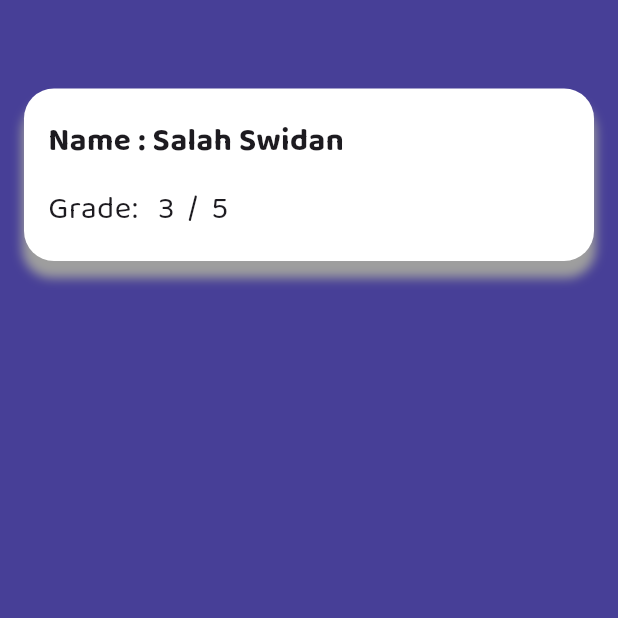
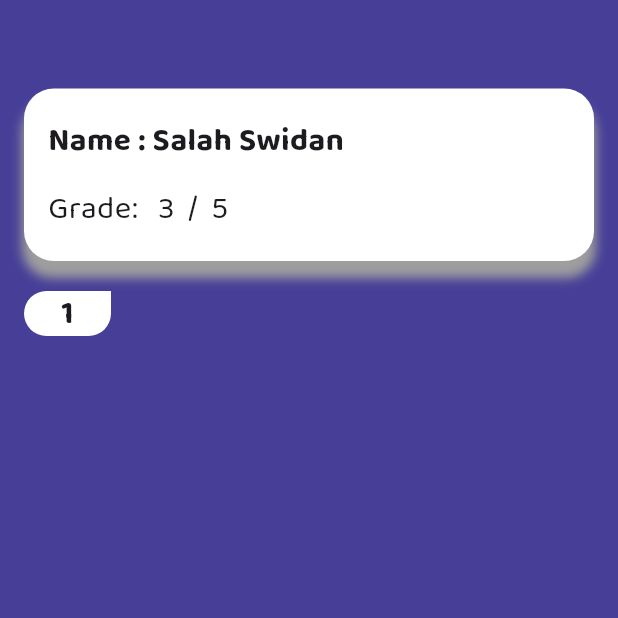
Before and after one commit to salahswidan/quiz_app, a Flutter app: the screen it shows after launch, on a phone screen of 412 x 824 dp, the top half of it. Run offline on Flutter 3.47's test engine with Material 3 defaults, Android fonts, the phone set to English and light mode, and no system bars; our stand-ins replace dots_indicator, flutter_svg, google_fonts, percent_indicator; missing offline and left inert: dart:ffi, multiple_stream_builder; project files that could hold a hidden picture were left out.

Commit message:
make custom question number

```diff
--- a/lib/view/answers/screens/answers_screen.dart
+++ b/lib/view/answers/screens/answers_screen.dart
@@ -4,6 +4,7 @@ import 'package:quiz_app_new/core/resources/color_manager.dart';
 
 import '../../../core/const_values.dart';
 import '../widgets/custom_info_student.dart';
+import '../widgets/custom_question_number_answer_screen.dart';
 
 class AnswersScreen extends StatelessWidget {
   const AnswersScreen({super.key});
@@ -23,6 +24,12 @@ class AnswersScreen extends StatelessWidget {
             name: "Salah Swidan",
             grade: "Grade:   3  /  5",
           ),
+          SizedBox(
+            height: 20,
+          ),
+          CustomQuestionNumber(
+            order: 1,
+          ),
         ],
       ),
     );
--- /dev/null
+++ b/lib/view/answers/widgets/custom_question_number_answer_screen.dart
@@ -0,0 +1,43 @@
+import 'package:flutter/material.dart';
+import 'package:google_fonts/google_fonts.dart';
+
+class CustomQuestionNumber extends StatelessWidget {
+  const CustomQuestionNumber({
+    super.key, required this.order,
+  });
+  final int order;
+
+  @override
+  Widget build(BuildContext context) {
+    return Padding(
+      padding: const EdgeInsets.symmetric(horizontal: 16.0),
+      child: Row(
+        children: [
+          Container(
+            width: 58,
+            padding: EdgeInsets.symmetric(horizontal: 10),
+            child: Align(
+                alignment: Alignment.center,
+                child: Column(
+                  crossAxisAlignment: CrossAxisAlignment.start,
+                  children: [
+                    Text(
+                      "$order",
+                      style: GoogleFonts.baloo2(
+                          fontWeight: FontWeight.bold, fontSize: 21),
+                    ),
+                  ],
+                )),
+            decoration: BoxDecoration(
+              color: Colors.white,
+              borderRadius: BorderRadius.only(
+                  topLeft: Radius.circular(20),
+                  bottomLeft: Radius.circular(20),
+                  bottomRight: Radius.circular(20)),
+            ),
+          ),
+        ],
+      ),
+    );
+  }
+}
```
